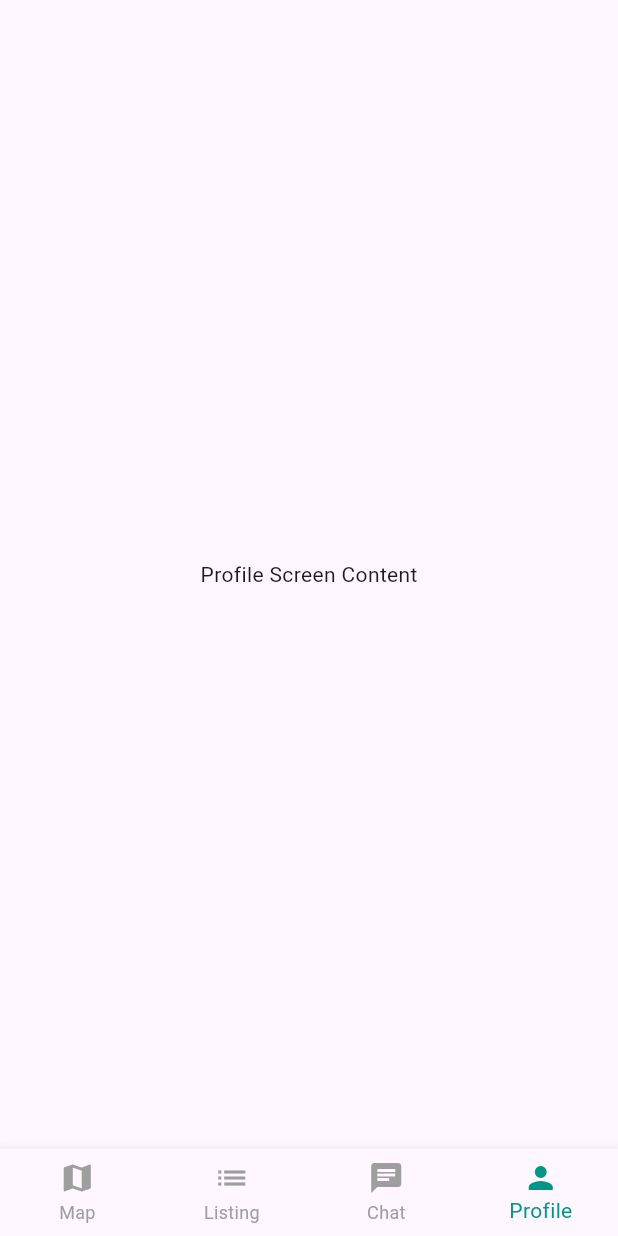
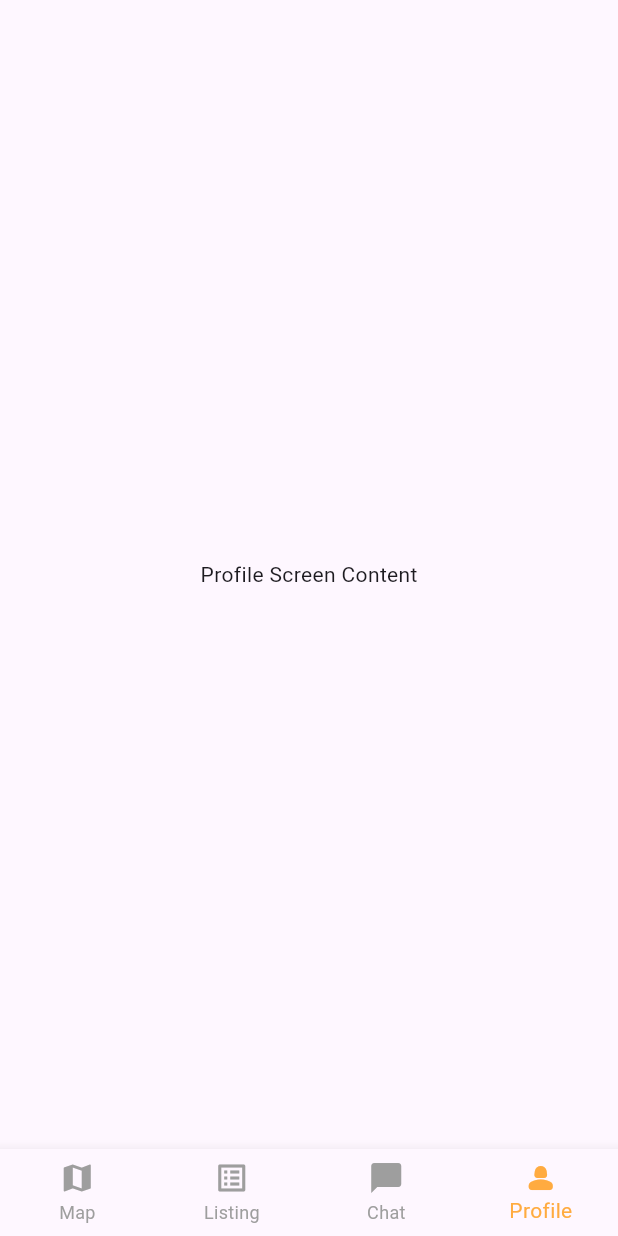
Before and after one commit to Edimar18/Roomoro, a Flutter app: the screen it shows after launch, item 4 of the bottom bar chosen, on a phone screen of 412 x 824 dp. Run offline on Flutter 3.47's test engine with Material 3 defaults, Android fonts, the phone set to English and light mode, and no system bars; our stand-ins replace flutter_map, latlong2.

```diff
--- a/lib/screens/home_page.dart
+++ b/lib/screens/home_page.dart
@@ -39,20 +39,20 @@ class _HomePageState extends State<HomePage> {
             label: 'Map',
           ),
           BottomNavigationBarItem(
-            icon: Icon(Icons.list),
+            icon: Icon(Icons.list_alt_outlined),
             label: 'Listing',
           ),
           BottomNavigationBarItem(
-            icon: Icon(Icons.chat),
+            icon: Icon(Icons.chat_bubble),
             label: 'Chat',
           ),
           BottomNavigationBarItem(
-            icon: Icon(Icons.person),
+            icon: Icon(Icons.person_2_rounded),
             label: 'Profile',
           ),
         ],
         currentIndex: _selectedIndex,
-        selectedItemColor: Colors.teal, // You can choose your primary color
+        selectedItemColor: Colors.orangeAccent, // You can choose your primary color
         unselectedItemColor: Colors.grey,
         onTap: _onItemTapped,
       ),
```
Also changed, not shown: lib/screens/map_view.dart (+62 -5 lines).
